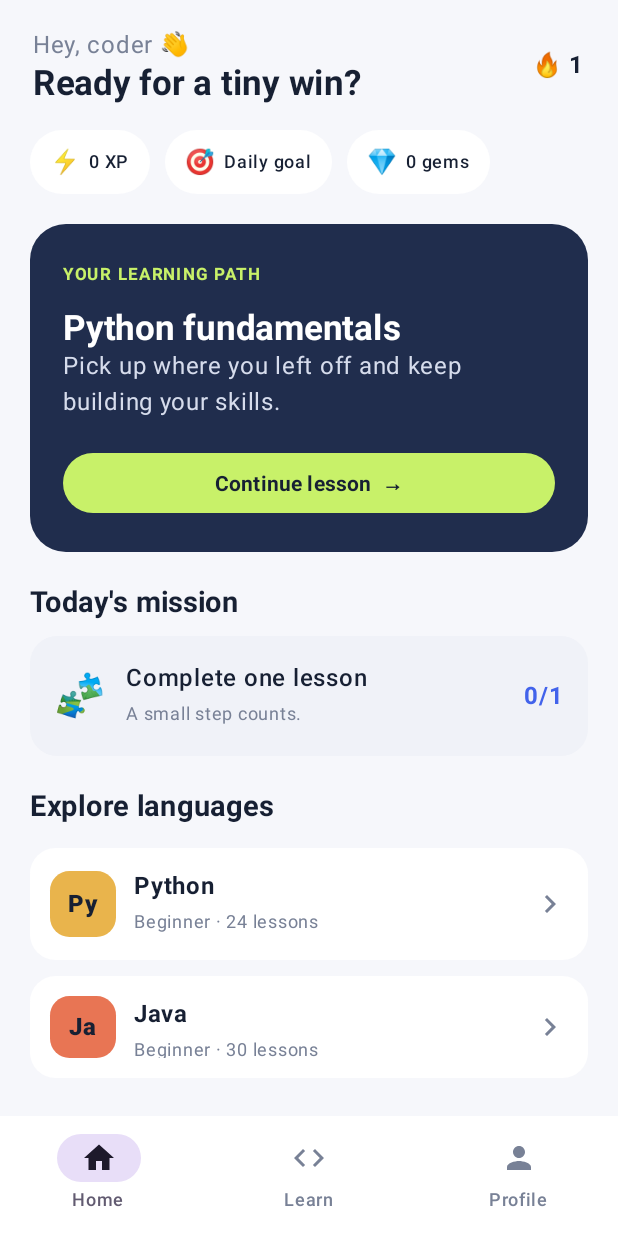
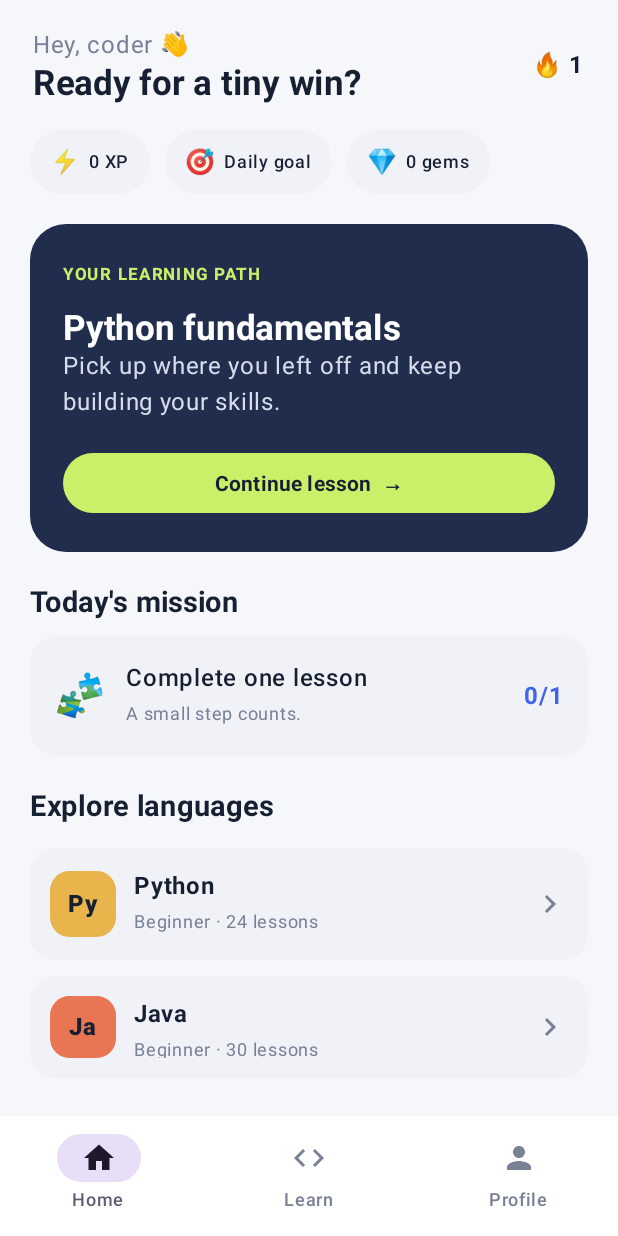
Before and after one commit to phantom1-max/Multilingo, an Android app built with Jetpack Compose: the screen it shows after launch (MainActivity), after a tap on "Start learning", on a phone screen of 412 x 824 dp. Run offline under Robolectric (Android 15) with nearby library versions, the phone set to English and light mode, and no system bars.

Commit message:
Complete dynamic theme colors across Multilingo screens

```diff
--- a/app/src/main/java/com/multilingo/app/MainActivity.kt
+++ b/app/src/main/java/com/multilingo/app/MainActivity.kt
@@ -125,15 +125,15 @@ fun WelcomeScreen(onContinue: () -> Unit, onSignIn: () -> Unit) {
             Text("multilingo", fontSize = 34.sp, fontWeight = FontWeight.Black, color = MaterialTheme.colorScheme.onSurface)
             Text("A little code every day.", color = MaterialTheme.colorScheme.onSurfaceVariant, fontSize = 16.sp)
             Spacer(Modifier.height(28.dp))
-            Text("Learn by doing.", fontSize = 27.sp, fontWeight = FontWeight.Bold, color = Ink)
-            Text("Tiny lessons. Real skills. Your next big idea.", textAlign = TextAlign.Center, color = Muted)
+            Text("Learn by doing.", fontSize = 27.sp, fontWeight = FontWeight.Bold, color = MaterialTheme.colorScheme.onSurface)
+            Text("Tiny lessons. Real skills. Your next big idea.", textAlign = TextAlign.Center, color = MaterialTheme.colorScheme.onSurfaceVariant)
         }
         Column(verticalArrangement = Arrangement.spacedBy(12.dp)) {
             Button(onClick = onContinue, modifier = Modifier.fillMaxWidth().height(54.dp), shape = RoundedCornerShape(16.dp)) { Text("Start learning") }
             OutlinedButton(onClick = onSignIn, modifier = Modifier.fillMaxWidth().height(54.dp), shape = RoundedCornerShape(16.dp)) { Text("Continue with Google") }
             OutlinedButton(onClick = onSignIn, modifier = Modifier.fillMaxWidth().height(54.dp), shape = RoundedCornerShape(16.dp)) { Text("Continue with email") }
             TextButton(onClick = onSignIn, modifier = Modifier.fillMaxWidth()) { Text("Continue with GitHub") }
-            Text("Sign-in buttons are UI placeholders in this first build.", fontSize = 11.sp, color = Muted, textAlign = TextAlign.Center)
+            Text("Sign-in buttons are UI placeholders in this first build.", fontSize = 11.sp, color = MaterialTheme.colorScheme.onSurfaceVariant, textAlign = TextAlign.Center)
         }
     }
 }
@@ -179,8 +179,8 @@ fun ByteMascot() {
 fun HomeScreen(xp: Int, streak: Int, selectedCourse: String, onStart: () -> Unit, onCourses: () -> Unit, onProfile: () -> Unit) {
     Column(Modifier.fillMaxSize()) {
         Row(Modifier.fillMaxWidth().padding(horizontal = 22.dp, vertical = 18.dp), horizontalArrangement = Arrangement.SpaceBetween, verticalAlignment = Alignment.CenterVertically) {
-            Column { Text("Hey, coder 👋", color = Muted); Text("Ready for a tiny win?", fontSize = 23.sp, fontWeight = FontWeight.Bold, color = Ink) }
-            Text("🔥 $streak", color = Ink, fontWeight = FontWeight.Bold)
+            Column { Text("Hey, coder 👋", color = MaterialTheme.colorScheme.onSurfaceVariant); Text("Ready for a tiny win?", fontSize = 23.sp, fontWeight = FontWeight.Bold, color = MaterialTheme.colorScheme.onSurface) }
+            Text("🔥 $streak", color = MaterialTheme.colorScheme.onSurface, fontWeight = FontWeight.Bold)
         }
         Row(Modifier.fillMaxWidth().padding(horizontal = 20.dp), horizontalArrangement = Arrangement.spacedBy(10.dp)) {
             StatPill("⚡", "$xp XP"); StatPill("🎯", "Daily goal"); StatPill("💎", "0 gems")
@@ -190,22 +190,22 @@ fun HomeScreen(xp: Int, streak: Int, selectedCourse: String, onStart: () -> Unit
                 Column(Modifier.fillMaxWidth().padding(22.dp)) {
                     Text("YOUR LEARNING PATH", color = Lime, fontSize = 11.sp, fontWeight = FontWeight.Bold, letterSpacing = 1.2.sp)
                     Spacer(Modifier.height(10.dp))
-                    Text("Python fundamentals", color = Color.White, fontSize = 23.sp, fontWeight = FontWeight.Bold)
+                    Text("$selectedCourse fundamentals", color = Color.White, fontSize = 23.sp, fontWeight = FontWeight.Bold)
                     Text("Pick up where you left off and keep building your skills.", color = Color(0xFFD6DCEC))
                     Spacer(Modifier.height(18.dp))
                     Button(onClick = onStart, colors = ButtonDefaults.buttonColors(containerColor = Lime, contentColor = Ink), modifier = Modifier.fillMaxWidth()) { Text("Continue lesson  →", fontWeight = FontWeight.Bold) }
                 }
             }
             Spacer(Modifier.height(22.dp))
-            Text("Today's mission", color = Ink, fontWeight = FontWeight.Bold, fontSize = 19.sp)
+            Text("Today's mission", color = MaterialTheme.colorScheme.onSurface, fontWeight = FontWeight.Bold, fontSize = 19.sp)
             Spacer(Modifier.height(10.dp))
             Row(verticalAlignment = Alignment.CenterVertically, modifier = Modifier.fillMaxWidth().background(MaterialTheme.colorScheme.surfaceVariant, RoundedCornerShape(18.dp)).padding(16.dp)) {
                 Text("🧩", fontSize = 28.sp); Spacer(Modifier.width(12.dp))
-                Column(Modifier.weight(1f)) { Text("Complete one lesson", color = Ink, fontWeight = FontWeight.SemiBold); Text("A small step counts.", color = Muted, fontSize = 12.sp) }
+                Column(Modifier.weight(1f)) { Text("Complete one lesson", color = MaterialTheme.colorScheme.onSurface, fontWeight = FontWeight.SemiBold); Text("A small step counts.", color = MaterialTheme.colorScheme.onSurfaceVariant, fontSize = 12.sp) }
                 Text("0/1", color = Blue, fontWeight = FontWeight.Bold)
             }
             Spacer(Modifier.height(22.dp))
-            Text("Explore languages", color = Ink, fontWeight = FontWeight.Bold, fontSize = 19.sp)
+            Text("Explore languages", color = MaterialTheme.colorScheme.onSurface, fontWeight = FontWeight.Bold, fontSize = 19.sp)
             Spacer(Modifier.height(10.dp))
             courses.take(3).forEach { CourseRow(it, onCourses) }
         }
@@ -215,15 +215,15 @@ fun HomeScreen(xp: Int, streak: Int, selectedCourse: String, onStart: () -> Unit
 
 @Composable
 fun StatPill(icon: String, label: String) {
-    Row(Modifier.background(Color.White, CircleShape).padding(horizontal = 13.dp, vertical = 9.dp), verticalAlignment = Alignment.CenterVertically) { Text(icon); Spacer(Modifier.width(5.dp)); Text(label, color = Ink, fontWeight = FontWeight.SemiBold, fontSize = 12.sp) }
+    Row(Modifier.background(MaterialTheme.colorScheme.surfaceVariant, CircleShape).padding(horizontal = 13.dp, vertical = 9.dp), verticalAlignment = Alignment.CenterVertically) { Text(icon); Spacer(Modifier.width(5.dp)); Text(label, color = MaterialTheme.colorScheme.onSurface, fontWeight = FontWeight.SemiBold, fontSize = 12.sp) }
 }
 
 @Composable
 fun CourseRow(course: Course, onClick: () -> Unit) {
-    Row(Modifier.fillMaxWidth().padding(vertical = 5.dp).background(Color.White, RoundedCornerShape(17.dp)).clickable { onClick() }.padding(13.dp), verticalAlignment = Alignment.CenterVertically) {
-        Box(Modifier.size(44.dp).background(course.tint, RoundedCornerShape(13.dp)), contentAlignment = Alignment.Center) { Text(course.symbol, color = Ink, fontWeight = FontWeight.Black) }
+    Row(Modifier.fillMaxWidth().padding(vertical = 5.dp).background(MaterialTheme.colorScheme.surfaceVariant, RoundedCornerShape(17.dp)).clickable { onClick() }.padding(13.dp), verticalAlignment = Alignment.CenterVertically) {
+        Box(Modifier.size(44.dp).background(course.tint, RoundedCornerShape(13.dp)), contentAlignment = Alignment.Center) { Text(course.symbol, color = MaterialTheme.colorScheme.onSurface, fontWeight = FontWeight.Black) }
         Spacer(Modifier.width(12.dp))
-        Column(Modifier.weight(1f)) { Text(course.name, color = Ink, fontWeight = FontWeight.Bold); Text(course.level, color = Muted, fontSize = 12.sp) }
+        Column(Modifier.weight(1f)) { Text(course.name, color = MaterialTheme.colorScheme.onSurface, fontWeight = FontWeight.Bold); Text(course.level, color = MaterialTheme.colorScheme.onSurfaceVariant, fontSize = 12.sp) }
         Icon(Icons.Default.ChevronRight, contentDescription = "Open course", tint = Muted)
     }
 }
@@ -231,8 +231,8 @@ fun CourseRow(course: Course, onClick: () -> Unit) {
 @Composable
 fun CoursesScreen(onBack: () -> Unit, onSelect: (String) -> Unit) {
     Column(Modifier.fillMaxSize().padding(20.dp)) {
-        Row(verticalAlignment = Alignment.CenterVertically) { IconButton(onClick = onBack) { Icon(Icons.Default.ArrowBack, contentDescription = "Back") }; Text("Choose a language", fontSize = 23.sp, fontWeight = FontWeight.Bold, color = Ink) }
-        Text("Pick a path. You can learn more than one.", color = Muted)
+        Row(verticalAlignment = Alignment.CenterVertically) { IconButton(onClick = onBack) { Icon(Icons.Default.ArrowBack, contentDescription = "Back") }; Text("Choose a language", fontSize = 23.sp, fontWeight = FontWeight.Bold, color = MaterialTheme.colorScheme.onSurface) }
+        Text("Pick a path. You can learn more than one.", color = MaterialTheme.colorScheme.onSurfaceVariant)
         Spacer(Modifier.height(14.dp))
         LazyColumn { items(courses) { course -> CourseRow(course) { onSelect(course.name) } } }
     }
@@ -244,23 +244,23 @@ fun LessonScreen(course: String, lesson: Lesson, selected: Int, checked: Boolean
         Row(verticalAlignment = Alignment.CenterVertically) {
             IconButton(onClick = onExit) { Icon(Icons.Default.Close, contentDescription = "Exit lesson") }
             LinearProgressIndicator(progress = { 0.45f }, modifier = Modifier.weight(1f).height(8.dp), color = Blue, trackColor = Color(0xFFE2E6EF))
-            Text("  3/8", color = Muted, fontSize = 12.sp)
+            Text("  3/8", color = MaterialTheme.colorScheme.onSurfaceVariant, fontSize = 12.sp)
         }
         Spacer(Modifier.height(24.dp))
         Text(course.uppercase() + " · QUICK LESSON", color = Blue, fontWeight = FontWeight.Bold, fontSize = 11.sp, letterSpacing = 1.2.sp)
-        Text(lesson.title, fontSize = 28.sp, fontWeight = FontWeight.Bold, color = Ink)
+        Text(lesson.title, fontSize = 28.sp, fontWeight = FontWeight.Bold, color = MaterialTheme.colorScheme.onSurface)
         Spacer(Modifier.height(12.dp))
-        Text(lesson.prompt, fontSize = 17.sp, color = Ink)
+        Text(lesson.prompt, fontSize = 17.sp, color = MaterialTheme.colorScheme.onSurface)
         Spacer(Modifier.height(20.dp))
         Card(colors = CardDefaults.cardColors(containerColor = Color(0xFF202D4D)), shape = RoundedCornerShape(18.dp)) { Text(lesson.code, modifier = Modifier.fillMaxWidth().padding(22.dp), color = Lime, fontSize = 20.sp, fontWeight = FontWeight.Bold) }
         Spacer(Modifier.height(18.dp))
-        Text("CHOOSE YOUR ANSWER", color = Muted, fontWeight = FontWeight.Bold, fontSize = 11.sp)
+        Text("CHOOSE YOUR ANSWER", color = MaterialTheme.colorScheme.onSurfaceVariant, fontWeight = FontWeight.Bold, fontSize = 11.sp)
         Spacer(Modifier.height(10.dp))
         lesson.choices.forEachIndexed { index, choice ->
             val active = selected == index
             Row(Modifier.fillMaxWidth().padding(vertical = 4.dp).background(if (active) MaterialTheme.colorScheme.primaryContainer else MaterialTheme.colorScheme.surfaceVariant, RoundedCornerShape(14.dp)).clickable { onSelect(index) }.padding(16.dp), verticalAlignment = Alignment.CenterVertically) {
                 Text("${'A' + index}", color = Blue, fontWeight = FontWeight.Bold)
-                Spacer(Modifier.width(14.dp)); Text(choice, color = Ink, fontWeight = FontWeight.SemiBold)
+                Spacer(Modifier.width(14.dp)); Text(choice, color = MaterialTheme.colorScheme.onSurface, fontWeight = FontWeight.SemiBold)
                 Spacer(Modifier.weight(1f))
                 if (active) Icon(Icons.Default.CheckCircle, contentDescription = "Selected", tint = Blue)
             }
@@ -268,7 +268,7 @@ fun LessonScreen(course: String, lesson: Lesson, selected: Int, checked: Boolean
         if (checked) {
             Spacer(Modifier.height(12.dp))
             Text(if (selected == lesson.answer) "Correct! +10 XP 🎉" else "Not quite — try again.", color = if (selected == lesson.answer) Color(0xFF26845B) else Color(0xFFB65C43), fontWeight = FontWeight.Bold)
-            Text(lesson.explanation, color = Muted, fontSize = 13.sp)
+            Text(lesson.explanation, color = MaterialTheme.colorScheme.onSurfaceVariant, fontSize = 13.sp)
         }
         Spacer(Modifier.weight(1f))
         Button(onClick = if (checked && selected == lesson.answer) onContinue else onCheck, enabled = selected >= 0, modifier = Modifier.fillMaxWidth().height(54.dp), shape = RoundedCornerShape(16.dp)) { Text(if (checked && selected == lesson.answer) "Continue" else "Check answer") }
@@ -290,14 +290,14 @@ fun ProfileScreen(xp: Int, streak: Int, dark: Boolean, onDark: (Boolean) -> Unit
         IconButton(onClick = onBack) { Icon(Icons.Default.ArrowBack, contentDescription = "Back") }
         ByteMascot()
         Spacer(Modifier.height(12.dp))
-        Text("Your progress", fontSize = 26.sp, fontWeight = FontWeight.Bold, color = Ink)
-        Text("$xp XP earned · $streak day streak", color = Muted)
+        Text("Your progress", fontSize = 26.sp, fontWeight = FontWeight.Bold, color = MaterialTheme.colorScheme.onSurface)
+        Text("$xp XP earned · $streak day streak", color = MaterialTheme.colorScheme.onSurfaceVariant)
         Spacer(Modifier.height(20.dp))
         Row(Modifier.fillMaxWidth().background(MaterialTheme.colorScheme.surfaceVariant, RoundedCornerShape(16.dp)).padding(16.dp), verticalAlignment = Alignment.CenterVertically) {
-            Text("Dark theme", color = Ink, modifier = Modifier.weight(1f))
+            Text("Dark theme", color = MaterialTheme.colorScheme.onSurface, modifier = Modifier.weight(1f))
             Switch(checked = dark, onCheckedChange = onDark)
         }
         Spacer(Modifier.height(12.dp))
-        Text("Account providers (connect in a later release): Google · Email · GitHub", color = Muted, fontSize = 13.sp)
+        Text("Account providers (connect in a later release): Google · Email · GitHub", color = MaterialTheme.colorScheme.onSurfaceVariant, fontSize = 13.sp)
     }
 }
```
